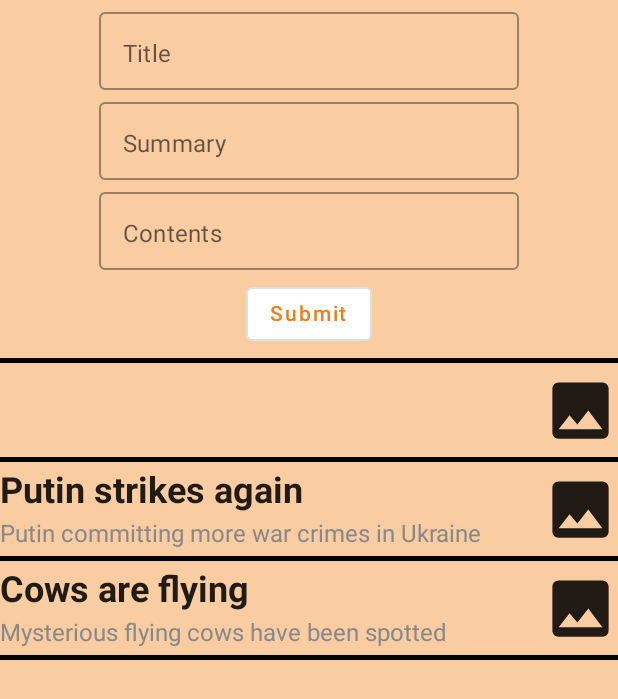
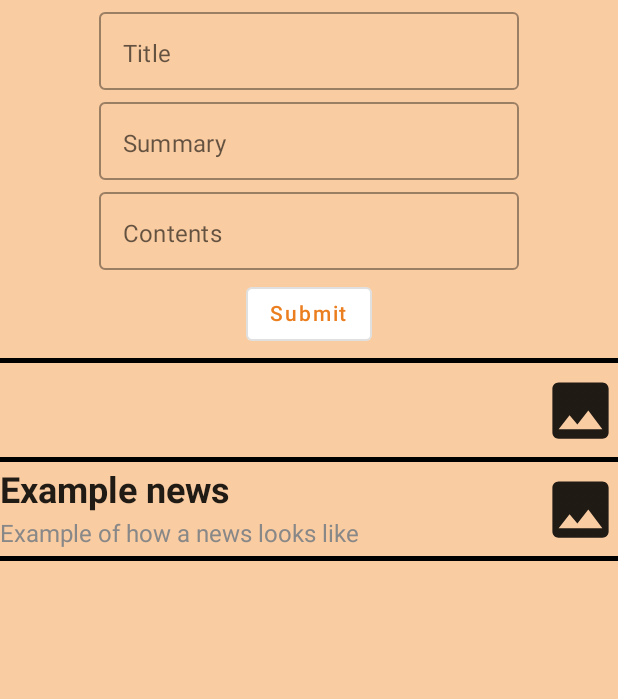
Before and after one commit to KoskenniemiAra/NativeProject, an Android app built with Jetpack Compose: the composable NewsMain shown on its own in the app's theme, after a tap on "Submit", on a phone screen of 412 x 824 dp. Shown: the top 699 px of the screen. Run offline under Robolectric (Android 15) with nearby library versions, the phone set to English and light mode, and no system bars; our stand-ins replace Firebase (no records; nobody signed in at launch, a user with empty details on screens opened directly).

```diff
--- a/app/src/main/java/com/example/nativeproject/NewsView.kt
+++ b/app/src/main/java/com/example/nativeproject/NewsView.kt
@@ -30,8 +30,7 @@ fun NewsMain() {
         newsHandling.news.forEach{
             SingleNews(title = it.title, summary = it.summary)
         }
-        SingleNews("Putin strikes again", "Putin committing more war crimes in Ukraine")
-        SingleNews("Cows are flying", "Mysterious flying cows have been spotted")
+        SingleNews("Example news", "Example of how a news looks like")
         Divider(
             thickness = 3.dp,
             color = Color.Black)
--- a/app/src/main/java/com/example/nativeproject/NewsViewModel.kt
+++ b/app/src/main/java/com/example/nativeproject/NewsViewModel.kt
@@ -1,14 +1,39 @@
 package com.example.nativeproject
 
 import android.icu.text.CaseMap
+import android.util.Log
 import androidx.compose.runtime.mutableStateListOf
 import androidx.lifecycle.ViewModel
+import com.google.firebase.firestore.ktx.firestore
+import com.google.firebase.ktx.Firebase
 
 class NewsViewModel: ViewModel() {
     var news = mutableStateListOf<NewsItem>()
 
+    init {
+        Firebase.firestore
+            .collection("News")
+            .get()
+            .addOnSuccessListener {
+                it.forEach { item ->
+                    var newNewsItem = NewsItem(item.get("title").toString(),
+                                                item.get("summary").toString(),
+                                                item.get("contents").toString())
+                    news.add(newNewsItem)
+                }
+            }
+    }
+
     fun addnews( title: String, summary: String, contents: String){
         val newNews = NewsItem(title, summary, contents)
+        val newsToStore = hashMapOf(
+            "title" to title,
+            "summary" to summary,
+            "contents" to contents
+        )
+        Firebase.firestore
+            .collection("News")
+            .add(newsToStore)
         news.add(newNews)
     }
 }
```
